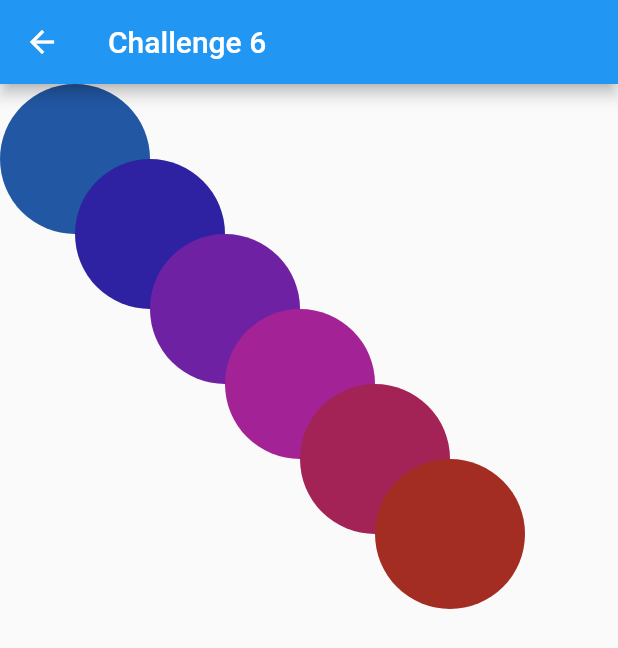
After one commit to bogdanorzea/flutter_challenges, a Flutter app: the screen it shows after launch, after a tap on "Challenge 6", on a phone screen of 412 x 824 dp. The commit adds this screen. Shown: the top 648 px of the screen. Run offline on Flutter 3.47's test engine with Material 2 defaults, Android fonts, the phone set to English and light mode, and no system bars.

Commit message:
Completes Transform challanges

```diff
--- /dev/null
+++ b/lib/challenge5.dart
@@ -0,0 +1,24 @@
+import 'package:flutter/material.dart';
+
+class Challenge5 extends StatelessWidget {
+  const Challenge5({Key key}) : super(key: key);
+
+  @override
+  Widget build(BuildContext context) {
+    return Scaffold(
+      appBar: AppBar(title: Text("Challenge 5")),
+      body: Center(
+        child: Transform.scale(
+          scale: 1 / 24.0,
+          child: Transform.scale(
+            scale: 24.0,
+            child: Text(
+              "Scale",
+              style: TextStyle(fontSize: 36, color: Colors.black),
+            ),
+          ),
+        ),
+      ),
+    );
+  }
+}
--- /dev/null
+++ b/lib/challenge6.dart
@@ -0,0 +1,54 @@
+import 'package:flutter/material.dart';
+
+const colors = [
+  Color(0xFF2257A3),
+  Color(0xFF2E22A3),
+  Color(0xFF6E22A3),
+  Color(0xFFA32296),
+  Color(0xFFA32357),
+  Color(0xFFA32D22)
+];
+
+class Challenge6 extends StatelessWidget {
+  const Challenge6({Key key}) : super(key: key);
+
+  @override
+  Widget build(BuildContext context) {
+    return Scaffold(
+      appBar: AppBar(title: Text("Challenge 6")),
+      body: _RecursiveCircle(index: 0),
+    );
+  }
+}
+
+class _RecursiveCircle extends StatelessWidget {
+  const _RecursiveCircle({
+    Key key,
+    @required this.index,
+  }) : super(key: key);
+
+  final int index;
+
+  @override
+  Widget build(BuildContext context) {
+    const diameter = 100.0;
+    const offset = 50.0;
+
+    if (index < colors.length) {
+      return Container(
+        width: diameter,
+        height: diameter,
+        decoration: BoxDecoration(
+          color: colors[index],
+          borderRadius: BorderRadius.circular(diameter / 2),
+        ),
+        child: Transform.translate(
+          offset: Offset(offset, offset),
+          child: _RecursiveCircle(index: index + 1),
+        ),
+      );
+    }
+
+    return Container();
+  }
+}
--- a/lib/main.dart
+++ b/lib/main.dart
@@ -4,6 +4,8 @@ import 'challenge1.dart';
 import 'challenge2.dart';
 import 'challenge3.dart';
 import 'challenge4.dart';
+import 'challenge5.dart';
+import 'challenge6.dart';
 
 void main() {
   runApp(MyApp());
@@ -14,6 +16,8 @@ const screens = {
   "Challenge 2": "/challenge2",
   "Challenge 3": "/challenge3",
   "Challenge 4": "/challenge4",
+  "Challenge 5": "/challenge5",
+  "Challenge 6": "/challenge6",
 };
 
 class MyApp extends StatelessWidget {
@@ -30,6 +34,8 @@ class MyApp extends StatelessWidget {
         '/challenge2': (context) => Challenge2(),
         '/challenge3': (context) => Challenge3(),
         '/challenge4': (context) => Challenge4(),
+        '/challenge5': (context) => Challenge5(),
+        '/challenge6': (context) => Challenge6(),
       },
     );
   }
```
